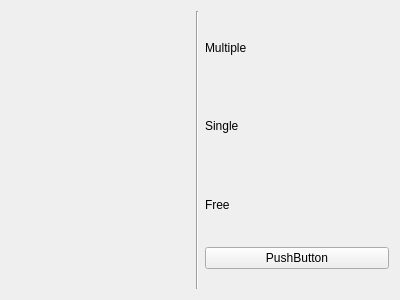
Above: constructor.ui from mariia-smirnova/Questionnaire before the change. Below: the same form after it.
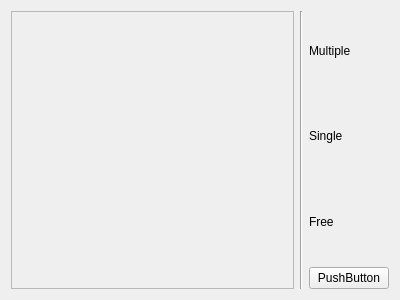
That is the form after the change.

Commit message: ScrollArea added to constructor & delete question button added

Diff of the .ui file:
```diff
--- a/constructor.ui
+++ b/constructor.ui
@@ -15,9 +15,22 @@
   </property>
   <layout class="QHBoxLayout" name="horizontalLayout">
    <item>
-    <layout class="QVBoxLayout" name="left">
+    <widget class="QScrollArea" name="scrollArea">
+     <property name="widgetResizable">
+      <bool>true</bool>
+     </property>
+     <widget class="QWidget" name="left">
+      <property name="geometry">
+       <rect>
+        <x>0</x>
+        <y>0</y>
+        <width>283</width>
+        <height>280</height>
+       </rect>
+      </property>
+      <layout class="QVBoxLayout" name="verticalLayout">
      <item>
-      <spacer name="horizontalSpacer_2">
+        <spacer name="horizontalSpacer_3">
        <property name="orientation">
         <enum>Qt::Horizontal</enum>
        </property>
@@ -30,6 +43,8 @@
       </spacer>
      </item>
     </layout>
+     </widget>
+    </widget>
    </item>
    <item>
     <widget class="Line" name="line">
@@ -68,19 +83,6 @@
        </property>
       </widget>
      </item>
-     <item>
-      <spacer name="horizontalSpacer">
-       <property name="orientation">
-        <enum>Qt::Horizontal</enum>
-       </property>
-       <property name="sizeHint" stdset="0">
-        <size>
-         <width>40</width>
-         <height>20</height>
-        </size>
-       </property>
-      </spacer>
-     </item>
     </layout>
    </item>
   </layout>
```
Lines whose indentation alone changed are shown as unchanged. The commit also changes 4 other files.
